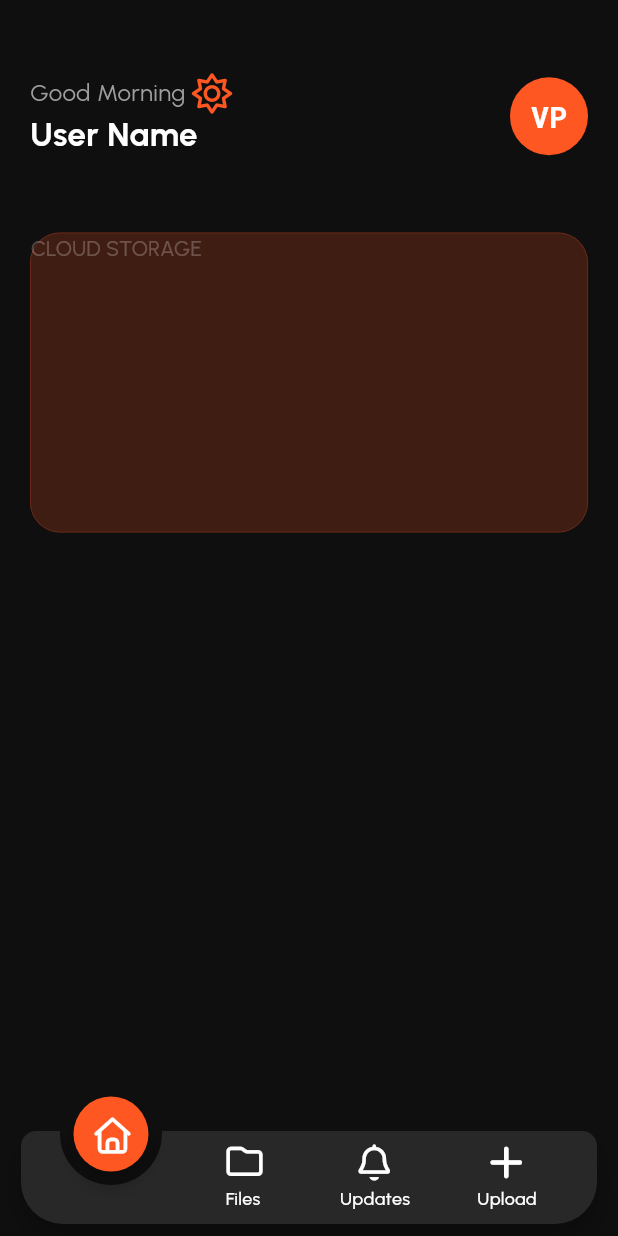
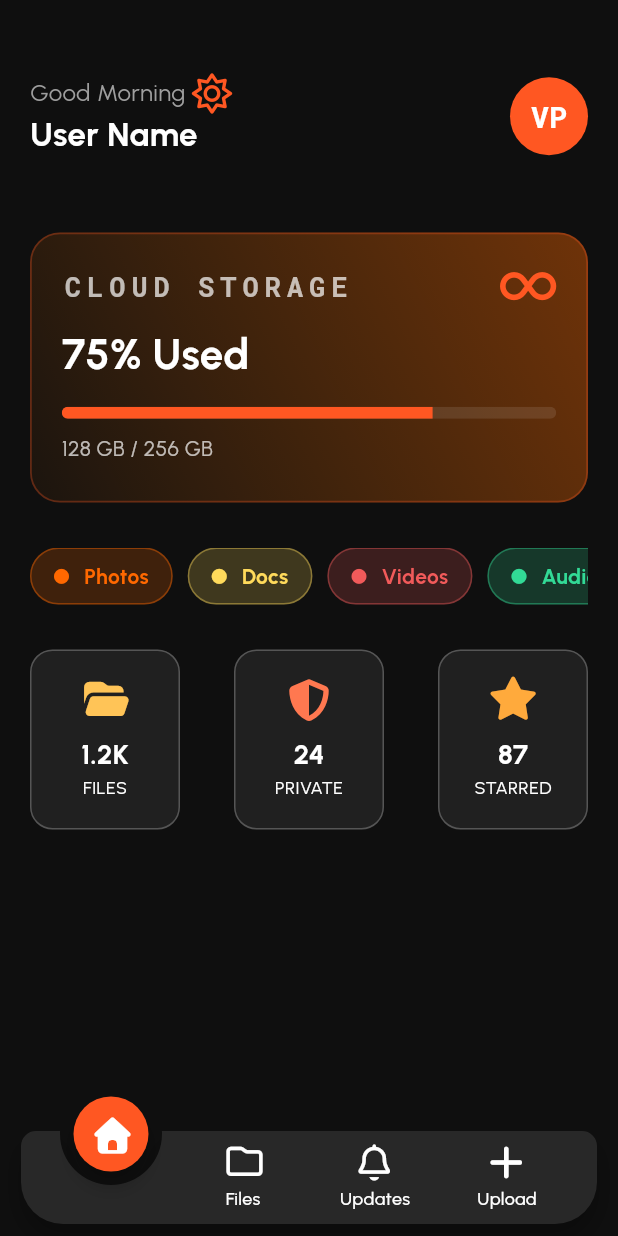
Before and after one commit to VishantPasi/OverCloud, a Flutter app: the HomePage screen opened directly, on a phone screen of 412 x 824 dp. Run offline on Flutter 3.47's test engine with Material 3 defaults, Android fonts, the phone set to English and light mode, and no system bars; drawn by our look-alikes of animated_notch_bottom_bar; our stand-ins replace firebase_auth, firebase_core, font_awesome_flutter, google_fonts, lottie; accounts and stored records are empty.

Commit message:
Made changes in login screen and home screen

```diff
--- a/lib/screens/Login/login_page.dart
+++ b/lib/screens/Login/login_page.dart
@@ -1,6 +1,5 @@
 import 'dart:ui';
 import 'package:firebase_auth/firebase_auth.dart';
-import 'package:firebase_core/firebase_core.dart';
 import 'package:flutter/material.dart';
 import 'package:flutter/services.dart';
 import 'package:font_awesome_flutter/font_awesome_flutter.dart';
--- a/lib/screens/home_page.dart
+++ b/lib/screens/home_page.dart
@@ -1,5 +1,8 @@
+import 'dart:ui';
+
 import 'package:animated_notch_bottom_bar/animated_notch_bottom_bar/animated_notch_bottom_bar.dart';
 import 'package:flutter/material.dart';
+import 'package:flutter/rendering.dart';
 import 'package:flutter/services.dart';
 import 'package:font_awesome_flutter/font_awesome_flutter.dart';
 import 'package:google_fonts/google_fonts.dart';
@@ -79,7 +82,7 @@ class _HomePageState extends State<HomePage> {
                       color: Colors.white,
                     ),
                     activeItem: FaIcon(
-                FontAwesomeIcons.house,
+                      FontAwesomeIcons.solidHouse,
                       color: Colors.white,
                     ),
                     itemLabel: 'Home',
@@ -124,7 +127,8 @@ class _HomePageState extends State<HomePage> {
 
                 onTap: (index) {
                   _pageController.jumpToPage(index);
-          }, kBottomRadius: 28,
+                },
+                kBottomRadius: 28,
               )
             : null,
       ),
@@ -218,31 +222,185 @@ class HomeContent extends StatelessWidget {
             ],
           ),
           const SizedBox(height: 50),
+
           Container(
-            height: 200,
+            height: 180,
             width: size.width,
             decoration: BoxDecoration(
-              color: Colors.deepOrange.withOpacity(0.2),
               borderRadius: BorderRadius.circular(20),
-              border: Border.all(color: Colors.deepOrange.withOpacity(0.3),width: 0.5)
+              border: Border.all(
+                color: Colors.deepOrange.withOpacity(0.3),
+                width: 1.2,
               ),
+
+              gradient: LinearGradient(
+                begin: Alignment.bottomLeft,
+                end: Alignment.topRight,
+                colors: [
+                  Color.fromRGBO(255, 120, 0, 0.05),
+                  Color.fromRGBO(255, 104, 0, 0.4),
+                ],
+              ),
+
+              // boxShadow: [
+              //   BoxShadow(
+              //     color: Color.fromRGBO(255, 120, 0, 0.),
+              //     blurRadius: 20,
+              //     spreadRadius: 1,
+              //     offset: Offset(0, 8),
+              //   ),
+              // ],
+            ),
+            child: Padding(
+              padding: const EdgeInsets.all(20.0),
               child: Column(
+                crossAxisAlignment: CrossAxisAlignment.start,
                 children: [
                   Row(
+                    mainAxisAlignment: MainAxisAlignment.spaceBetween,
                     children: [
                       Text(
                         "CLOUD STORAGE",
-                      style: GoogleFonts.urbanist(color: Colors.white24),
+                        style: GoogleFonts.robotoMono(
+                          color: Colors.white70,
+                          fontWeight: FontWeight.bold,
+                          letterSpacing: 4,
+                          fontSize: 18,
+                        ),
+                      ),
+                      FaIcon(
+                        FontAwesomeIcons.infinity,
+                        color: Colors.deepOrange,
+                        size: 30,
                       ),
                     ],
                   ),
+                  SizedBox(height: 10),
+                  Text(
+                    "75% Used",
+                    style: GoogleFonts.urbanist(
+                      color: Colors.white,
+                      fontSize: 28,
+                      fontWeight: FontWeight.bold,
+                    ),
+                  ),
+                  const SizedBox(height: 15),
+                  ClipRRect(
+                    borderRadius: BorderRadius.circular(10),
+                    child: LinearProgressIndicator(
+                      value: 0.75,
+                      backgroundColor: Colors.white10,
+                      color: Colors.deepOrange,
+                      minHeight: 8,
+                    ),
+                  ),
+                  const SizedBox(height: 10),
+                  Text(
+                    "128 GB / 256 GB",
+                    style: GoogleFonts.urbanist(
+                      color: Colors.white70,
+                      fontSize: 14,
+                    ),
+                  ),
                 ],
+              ),
+            ),
+          ),
+          SizedBox(height: 30),
+          SingleChildScrollView(
+            scrollDirection: Axis.horizontal,
+            child: Row(
+              children: [
+                infoChips(Color.fromRGBO(255, 104, 0, 1), "Photos"),
+                SizedBox(width: 10,),
+                infoChips(Color.fromRGBO(255, 218, 91, 1.0), "Docs"),
+                SizedBox(width: 10,),
+                infoChips(Color.fromRGBO(241, 90, 90, 1.0), "Videos"),
+                SizedBox(width: 10,),
+                infoChips(Color.fromRGBO(50, 218, 150, 1.0), "Audio")
+              ],
+            ),
+          ),
+          SizedBox(height: 30),
+          Row(
+            mainAxisAlignment: MainAxisAlignment.spaceBetween,
+            children: [
+              quickAccess("1.2K","FILES",FontAwesomeIcons.solidFolderOpen,const Color.fromRGBO(255, 196, 87, 1)),
+              quickAccess("24","PRIVATE",FontAwesomeIcons.shieldHalved, const Color.fromRGBO(255, 120, 80, 1)),
+              quickAccess("87","STARRED",FontAwesomeIcons.solidStar ,const Color.fromRGBO(255, 170, 60, 1)),
+            ],
+          ),
+
+
+
+
+        ],
+      ),
+    );
+  }
+}
+
+Widget quickAccess(String title, String subTitle, FaIconData icon, Color iconColor){
+  return Container(
+    height: 120,
+    width: 100,
+    padding: EdgeInsets.symmetric(horizontal: 10,vertical: 10),
+    decoration: BoxDecoration(
+      borderRadius: BorderRadius.circular(15),
+      border: Border.all(color: Colors.white24),
+      color: Color.fromRGBO(40, 40, 40, 0.7),
+    ),
+    child: Column(
+      mainAxisAlignment: MainAxisAlignment.center,
+      children: [
+        FaIcon(icon,color: iconColor,size: 28,),
+        SizedBox(height: 10,),
+        Text(
+          title,
+          style: GoogleFonts.urbanist(
+            color: Colors.white,
+            fontSize: 18,
+            fontWeight: FontWeight.bold,
+          ),
+        ),Text(
+          subTitle,
+          style: GoogleFonts.urbanist(
+            color: Colors.white,
+            fontSize: 12,
+
+          ),
+        ),
+
+      ],
+    ),
+  );
+}
+
+Widget infoChips(Color color, String text) {
+  return Container(
+    padding: EdgeInsets.symmetric(horizontal: 15),
+    height: 38,
+    decoration: BoxDecoration(
+      borderRadius: BorderRadius.circular(30),
+      border: Border.all(color: color.withOpacity(0.4)),
+      color: color.withOpacity(0.2),
+    ),
+    child: Row(
+      mainAxisAlignment: MainAxisAlignment.center,
+      children: [
+        FaIcon(FontAwesomeIcons.solidCircle, color: color, size: 10),
+        SizedBox(width: 10),
+        Text(
+          text,
+          style: GoogleFonts.urbanist(
+            color: color,
+            fontSize: 14,
+            fontWeight: FontWeight.bold,
           ),
         ),
       ],
     ),
   );
-  }
 }
 
 class Page2 extends StatelessWidget {
```
Lines whose indentation alone changed are shown as unchanged.
